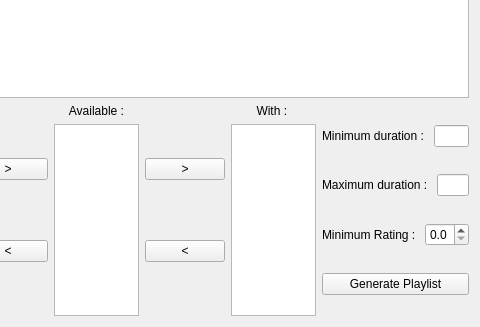
First picture: the form in mainwindow.ui, repository AdrienPensart/MusicManiac, before the edit; both pictures show x 134 to 614 and y 142 to 469 of the 614 by 469 pixel window.
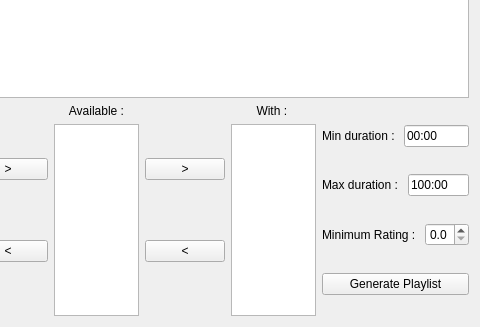
Second picture: the form after the edit.

Commit message: min and max duration filtering

Patch:
```diff
--- a/mainwindow.ui
+++ b/mainwindow.ui
@@ -145,26 +145,37 @@
           <item>
            <widget class="QLabel" name="minDurationLabel">
             <property name="text">
-             <string>Minimum duration : </string>
+             <string>Min duration : </string>
             </property>
            </widget>
           </item>
           <item>
-           <widget class="QLineEdit" name="minDurationEdit"/>
+           <widget class="QLineEdit" name="minDurationEdit">
+            <property name="text">
+             <string>00:00</string>
+            </property>
+           </widget>
           </item>
          </layout>
         </item>
         <item>
          <layout class="QHBoxLayout" name="maxDurationLayout">
+          <property name="sizeConstraint">
+           <enum>QLayout::SetDefaultConstraint</enum>
+          </property>
           <item>
            <widget class="QLabel" name="maxDurationLabel">
             <property name="text">
-             <string>Maximum duration : </string>
+             <string>Max duration : </string>
             </property>
            </widget>
           </item>
           <item>
-           <widget class="QLineEdit" name="maxDurationEdit"/>
+           <widget class="QLineEdit" name="maxDurationEdit">
+            <property name="text">
+             <string>100:00</string>
+            </property>
+           </widget>
           </item>
          </layout>
         </item>
```
The commit also changes 3 other files.
